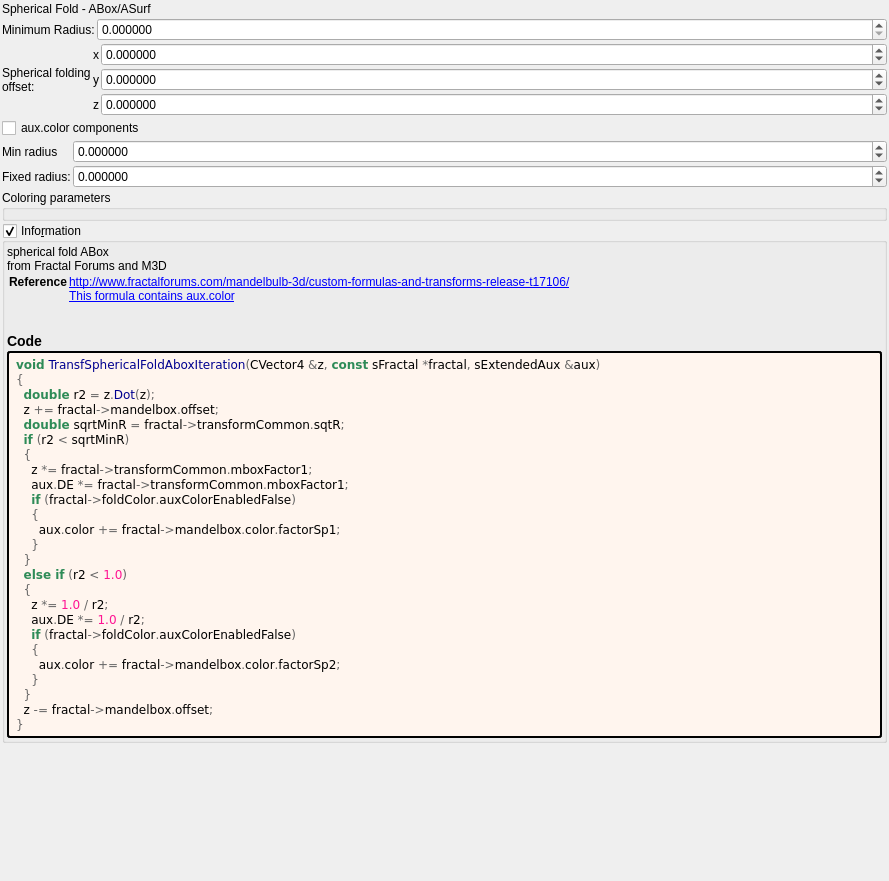
First picture: the form in mandelbulber2/formula/ui/transf_spherical_fold_abox.ui, repository buddhi1980/mandelbulber2, before the edit.
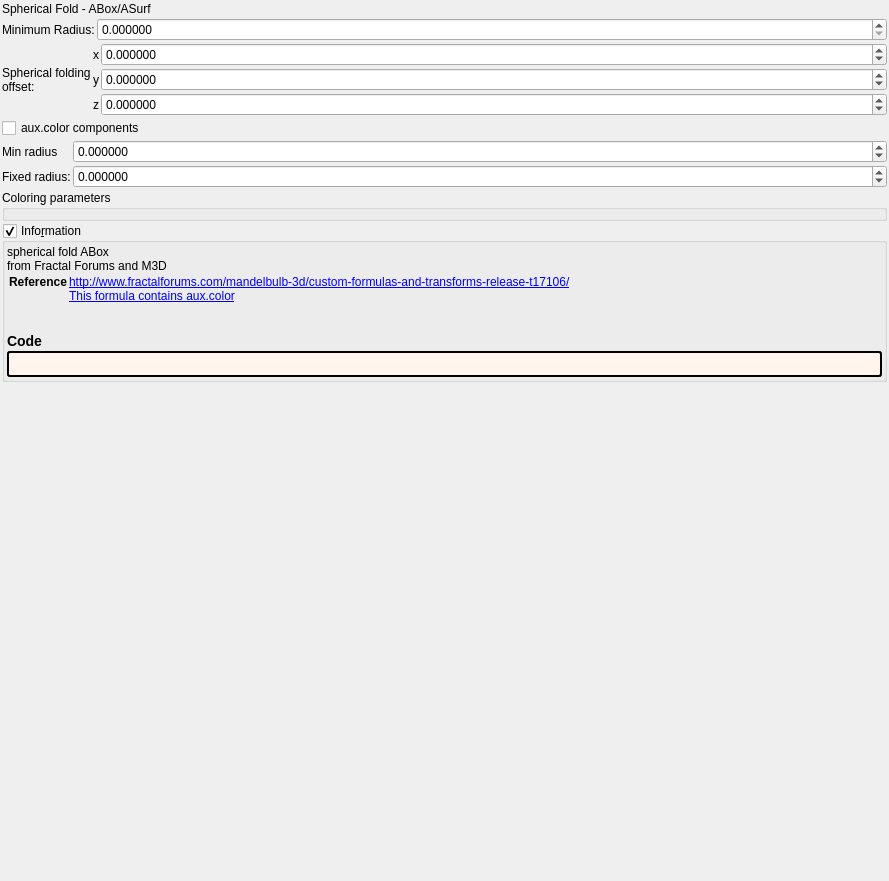
Second picture: the form after the edit. Custom widgets are drawn as their Qt base class.

Diff of the .ui file:
```diff
--- a/mandelbulber2/formula/ui/transf_spherical_fold_abox.ui
+++ b/mandelbulber2/formula/ui/transf_spherical_fold_abox.ui
@@ -384,34 +384,7 @@
          <string notr="true">border-style: outset; border-width: 2px; border-radius: 3px; border-color: black; background-color: #fff5ee; padding: 4px;</string>
         </property>
         <property name="text">
-         <string notr="true">&lt;body style=&quot;background-color:#fff5ee&quot;&gt;
-&lt;pre style=&quot;color:#000000; background-color:#fff5ee;  font-family:'Courier New',monospace;&quot;&gt;&lt;span style=&quot;color:#2e8b57; font-weight:bold&quot;&gt;void&lt;/span&gt; &lt;span style=&quot;color:#00008f&quot;&gt;TransfSphericalFoldAboxIteration&lt;/span&gt;&lt;span style=&quot;color:#676767&quot;&gt;(&lt;/span&gt;CVector4 &lt;span style=&quot;color:#676767&quot;&gt;&amp;amp;&lt;/span&gt;z&lt;span style=&quot;color:#676767&quot;&gt;,&lt;/span&gt; &lt;span style=&quot;color:#2e8b57; font-weight:bold&quot;&gt;const&lt;/span&gt; sFractal &lt;span style=&quot;color:#676767&quot;&gt;*&lt;/span&gt;fractal&lt;span style=&quot;color:#676767&quot;&gt;,&lt;/span&gt; sExtendedAux &lt;span style=&quot;color:#676767&quot;&gt;&amp;amp;&lt;/span&gt;aux&lt;span style=&quot;color:#676767&quot;&gt;)&lt;/span&gt;
-&lt;span style=&quot;color:#676767&quot;&gt;{&lt;/span&gt;
-  &lt;span style=&quot;color:#2e8b57; font-weight:bold&quot;&gt;double&lt;/span&gt; r2 &lt;span style=&quot;color:#676767&quot;&gt;=&lt;/span&gt; z&lt;span style=&quot;color:#676767&quot;&gt;.&lt;/span&gt;&lt;span style=&quot;color:#00008f&quot;&gt;Dot&lt;/span&gt;&lt;span style=&quot;color:#676767&quot;&gt;(&lt;/span&gt;z&lt;span style=&quot;color:#676767&quot;&gt;);&lt;/span&gt;
-  z &lt;span style=&quot;color:#676767&quot;&gt;+=&lt;/span&gt; fractal&lt;span style=&quot;color:#676767&quot;&gt;-&amp;gt;&lt;/span&gt;mandelbox&lt;span style=&quot;color:#676767&quot;&gt;.&lt;/span&gt;offset&lt;span style=&quot;color:#676767&quot;&gt;;&lt;/span&gt;
-  &lt;span style=&quot;color:#2e8b57; font-weight:bold&quot;&gt;double&lt;/span&gt; sqrtMinR &lt;span style=&quot;color:#676767&quot;&gt;=&lt;/span&gt; fractal&lt;span style=&quot;color:#676767&quot;&gt;-&amp;gt;&lt;/span&gt;transformCommon&lt;span style=&quot;color:#676767&quot;&gt;.&lt;/span&gt;sqtR&lt;span style=&quot;color:#676767&quot;&gt;;&lt;/span&gt;
-  &lt;span style=&quot;color:#2e8b57; font-weight:bold&quot;&gt;if&lt;/span&gt; &lt;span style=&quot;color:#676767&quot;&gt;(&lt;/span&gt;r2 &lt;span style=&quot;color:#676767&quot;&gt;&amp;lt;&lt;/span&gt; sqrtMinR&lt;span style=&quot;color:#676767&quot;&gt;)&lt;/span&gt;
-  &lt;span style=&quot;color:#676767&quot;&gt;{&lt;/span&gt;
-    z &lt;span style=&quot;color:#676767&quot;&gt;*=&lt;/span&gt; fractal&lt;span style=&quot;color:#676767&quot;&gt;-&amp;gt;&lt;/span&gt;transformCommon&lt;span style=&quot;color:#676767&quot;&gt;.&lt;/span&gt;mboxFactor1&lt;span style=&quot;color:#676767&quot;&gt;;&lt;/span&gt;
-    aux&lt;span style=&quot;color:#676767&quot;&gt;.&lt;/span&gt;DE &lt;span style=&quot;color:#676767&quot;&gt;*=&lt;/span&gt; fractal&lt;span style=&quot;color:#676767&quot;&gt;-&amp;gt;&lt;/span&gt;transformCommon&lt;span style=&quot;color:#676767&quot;&gt;.&lt;/span&gt;mboxFactor1&lt;span style=&quot;color:#676767&quot;&gt;;&lt;/span&gt;
-    &lt;span style=&quot;color:#2e8b57; font-weight:bold&quot;&gt;if&lt;/span&gt; &lt;span style=&quot;color:#676767&quot;&gt;(&lt;/span&gt;fractal&lt;span style=&quot;color:#676767&quot;&gt;-&amp;gt;&lt;/span&gt;foldColor&lt;span style=&quot;color:#676767&quot;&gt;.&lt;/span&gt;auxColorEnabledFalse&lt;span style=&quot;color:#676767&quot;&gt;)&lt;/span&gt;
-    &lt;span style=&quot;color:#676767&quot;&gt;{&lt;/span&gt;
-      aux&lt;span style=&quot;color:#676767&quot;&gt;.&lt;/span&gt;color &lt;span style=&quot;color:#676767&quot;&gt;+=&lt;/span&gt; fractal&lt;span style=&quot;color:#676767&quot;&gt;-&amp;gt;&lt;/span&gt;mandelbox&lt;span style=&quot;color:#676767&quot;&gt;.&lt;/span&gt;color&lt;span style=&quot;color:#676767&quot;&gt;.&lt;/span&gt;factorSp1&lt;span style=&quot;color:#676767&quot;&gt;;&lt;/span&gt;
-    &lt;span style=&quot;color:#676767&quot;&gt;}&lt;/span&gt;
-  &lt;span style=&quot;color:#676767&quot;&gt;}&lt;/span&gt;
-  &lt;span style=&quot;color:#2e8b57; font-weight:bold&quot;&gt;else if&lt;/span&gt; &lt;span style=&quot;color:#676767&quot;&gt;(&lt;/span&gt;r2 &lt;span style=&quot;color:#676767&quot;&gt;&amp;lt;&lt;/span&gt; &lt;span style=&quot;color:#ff1493&quot;&gt;1.0&lt;/span&gt;&lt;span style=&quot;color:#676767&quot;&gt;)&lt;/span&gt;
-  &lt;span style=&quot;color:#676767&quot;&gt;{&lt;/span&gt;
-    z &lt;span style=&quot;color:#676767&quot;&gt;*=&lt;/span&gt; &lt;span style=&quot;color:#ff1493&quot;&gt;1.0&lt;/span&gt; &lt;span style=&quot;color:#676767&quot;&gt;/&lt;/span&gt; r2&lt;span style=&quot;color:#676767&quot;&gt;;&lt;/span&gt;
-    aux&lt;span style=&quot;color:#676767&quot;&gt;.&lt;/span&gt;DE &lt;span style=&quot;color:#676767&quot;&gt;*=&lt;/span&gt; &lt;span style=&quot;color:#ff1493&quot;&gt;1.0&lt;/span&gt; &lt;span style=&quot;color:#676767&quot;&gt;/&lt;/span&gt; r2&lt;span style=&quot;color:#676767&quot;&gt;;&lt;/span&gt;
-    &lt;span style=&quot;color:#2e8b57; font-weight:bold&quot;&gt;if&lt;/span&gt; &lt;span style=&quot;color:#676767&quot;&gt;(&lt;/span&gt;fractal&lt;span style=&quot;color:#676767&quot;&gt;-&amp;gt;&lt;/span&gt;foldColor&lt;span style=&quot;color:#676767&quot;&gt;.&lt;/span&gt;auxColorEnabledFalse&lt;span style=&quot;color:#676767&quot;&gt;)&lt;/span&gt;
-    &lt;span style=&quot;color:#676767&quot;&gt;{&lt;/span&gt;
-      aux&lt;span style=&quot;color:#676767&quot;&gt;.&lt;/span&gt;color &lt;span style=&quot;color:#676767&quot;&gt;+=&lt;/span&gt; fractal&lt;span style=&quot;color:#676767&quot;&gt;-&amp;gt;&lt;/span&gt;mandelbox&lt;span style=&quot;color:#676767&quot;&gt;.&lt;/span&gt;color&lt;span style=&quot;color:#676767&quot;&gt;.&lt;/span&gt;factorSp2&lt;span style=&quot;color:#676767&quot;&gt;;&lt;/span&gt;
-    &lt;span style=&quot;color:#676767&quot;&gt;}&lt;/span&gt;
-  &lt;span style=&quot;color:#676767&quot;&gt;}&lt;/span&gt;
-  z &lt;span style=&quot;color:#676767&quot;&gt;-=&lt;/span&gt; fractal&lt;span style=&quot;color:#676767&quot;&gt;-&amp;gt;&lt;/span&gt;mandelbox&lt;span style=&quot;color:#676767&quot;&gt;.&lt;/span&gt;offset&lt;span style=&quot;color:#676767&quot;&gt;;&lt;/span&gt;
-&lt;span style=&quot;color:#676767&quot;&gt;}&lt;/span&gt;
-&lt;/pre&gt;
-&lt;/body&gt;</string>
+         <string notr="true"></string>
         </property>
         <property name="wordWrap">
          <bool>true</bool>
```
